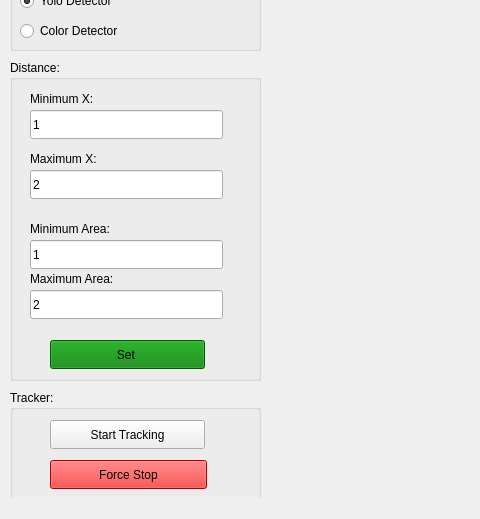
Before: the Qt Designer form desktop/ui.ui in ITE-5th/object-tracking-robot, drawn with Qt 5; both pictures show x 0 to 480 and y 140 to 659 of the 951 by 659 pixel window.
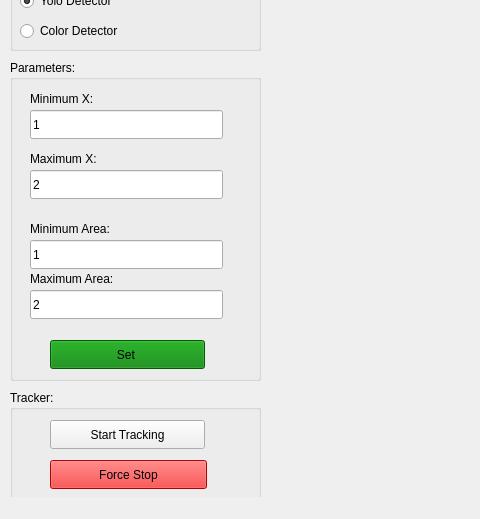
After: the same form once the commit is applied.

```diff
--- a/desktop/ui.ui
+++ b/desktop/ui.ui
@@ -92,7 +92,7 @@
      </rect>
     </property>
     <property name="title">
-     <string>Distance:</string>
+     <string>Parameters:</string>
     </property>
     <widget class="QLineEdit" name="minXEdit">
      <property name="geometry">
```
Left out of the diff: 11 changed lines with no effect on the pictures.
